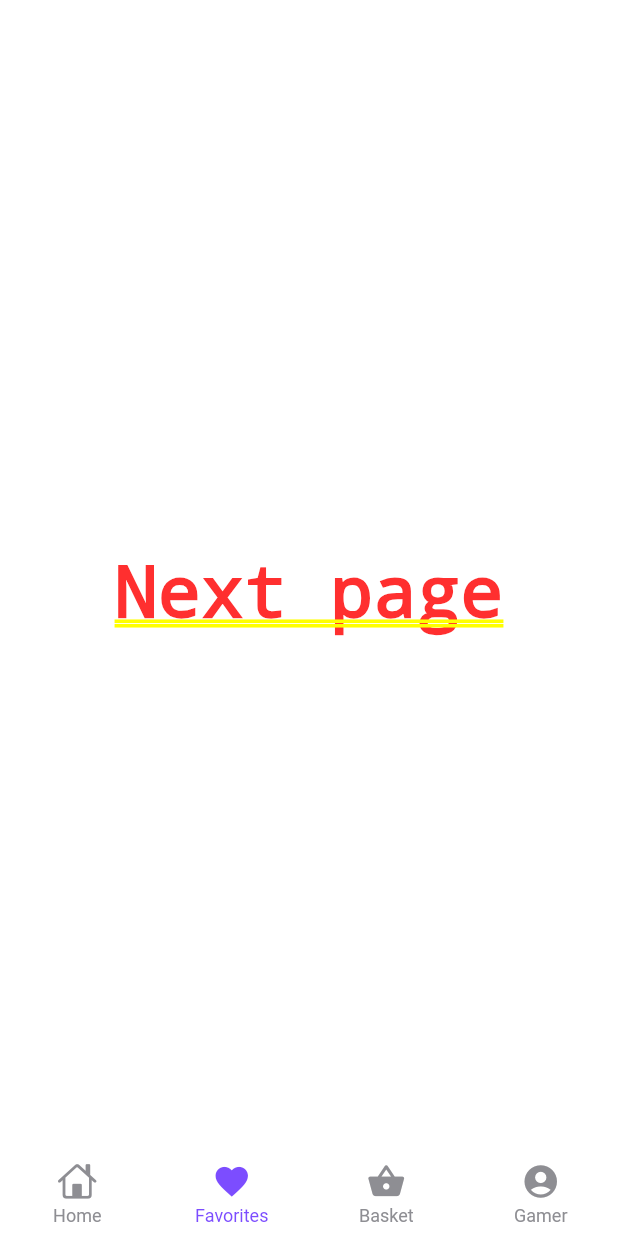
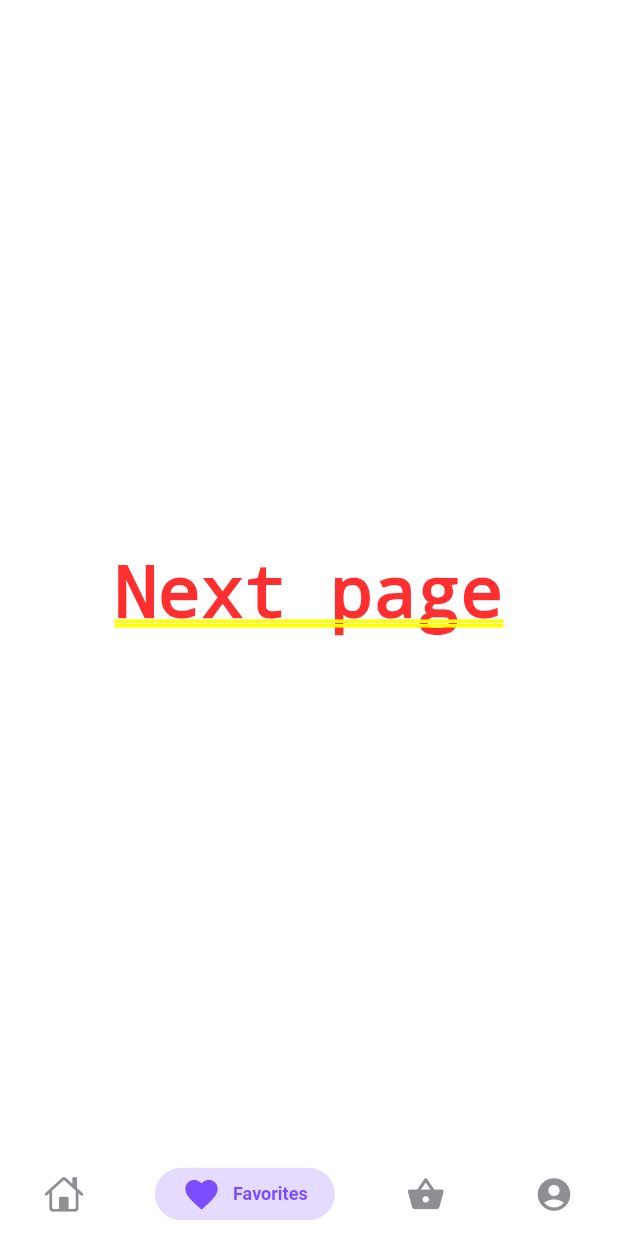
Before and after one commit to Tonny-Kioko/PlayerOne, a Flutter app: the screen it shows after launch, item 2 of the bottom bar chosen, on a phone screen of 412 x 824 dp. Run offline on Flutter 3.47's test engine with Material 2 defaults, Android fonts, the phone set to English and light mode, and no system bars; drawn by our look-alikes of persistent_bottom_nav_bar; our stand-ins replace dots_indicator, get; network calls fail.

Commit message:
polishing screens

```diff
--- a/lib/main.dart
+++ b/lib/main.dart
@@ -26,6 +26,8 @@ class MyApp extends StatelessWidget {
   @override
   Widget build(BuildContext context) {
 
+    return GetBuilder<PopularGamesController>(builder: (_){
+      return GetBuilder<RecommendedGamesController>(builder: (_){
         return GetMaterialApp(
           debugShowCheckedModeBanner: false,
           title: 'Flutter Demo',
@@ -35,5 +37,7 @@ class MyApp extends StatelessWidget {
           getPages: RouteHelper.routes,
           // home: SplashScreen(),
         );
+      });
+    },);
   }
 }
--- a/lib/pages/home/homepage.dart
+++ b/lib/pages/home/homepage.dart
@@ -170,7 +170,7 @@ class _HomePageState extends State<HomePage> {
         duration: Duration(milliseconds: 200),
       ),
       navBarStyle: NavBarStyle
-          .neumorphic, // *style12 or 13 for consideration* Choose the nav bar style with this property.
+          .style1, // *neumorphic or style12 or 13 for consideration* Choose the nav bar style with this property.
     );
   }
 }
--- a/lib/pages/home/main_game_page.dart
+++ b/lib/pages/home/main_game_page.dart
@@ -39,7 +39,7 @@ class _MainGamePage extends State<MainGamePage> {
                             text: "Featured Games",
                             color: Colors.black54,
                           ),
-                          Icon(Icons.games),
+                          Icon(Icons.gamepad_outlined),
 
                         ],
                       )
```
Also changed, not shown: lib/pages/home/game_page_body.dart (+12 -12 lines). Lines whose indentation alone changed are shown as unchanged.
